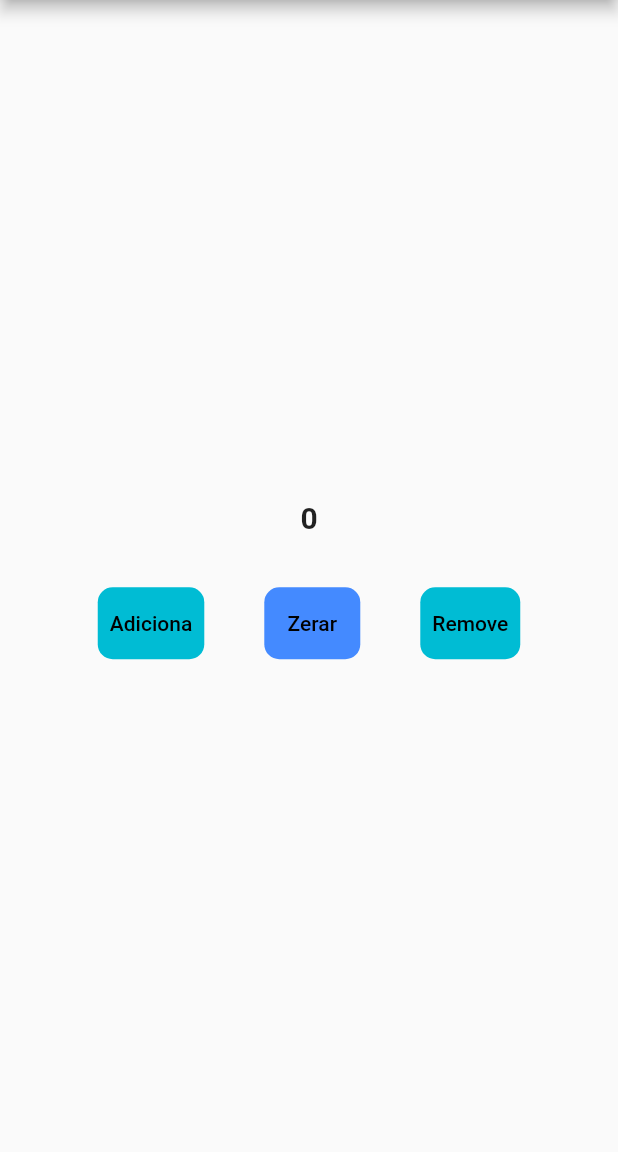
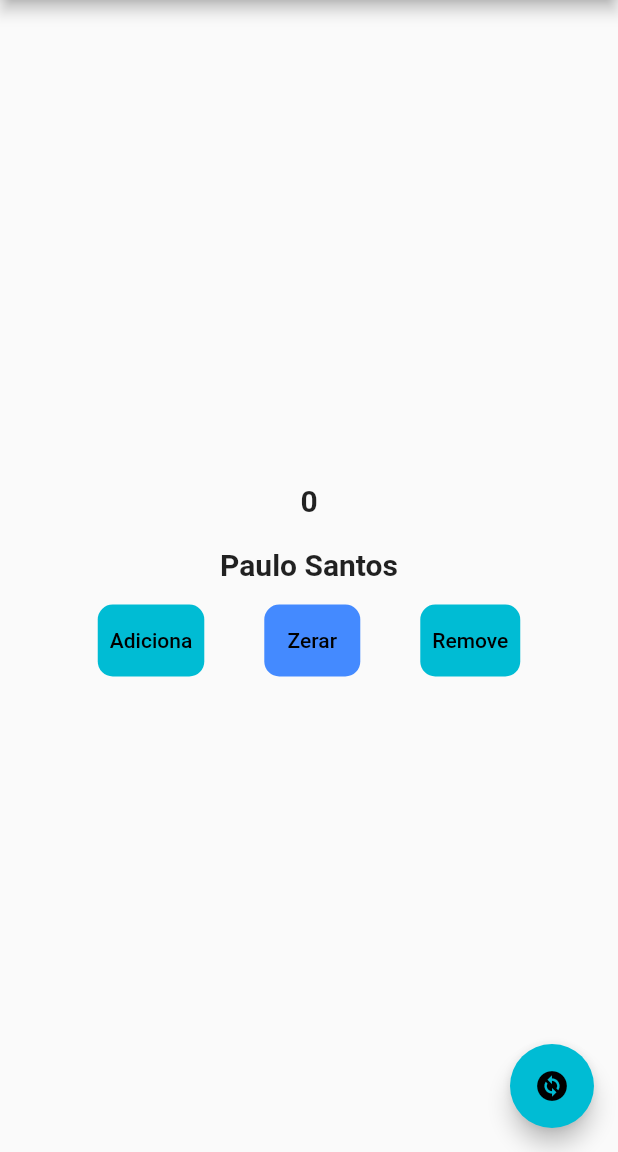
Before and after one commit to PauloSTDev/Mobx_Study, a Flutter app: the screen it shows after launch, on a phone screen of 412 x 824 dp, the part 84-1236 px from its top. Run offline on Flutter 3.47's test engine with Material 2 defaults, Android fonts, the phone set to English and light mode, and no system bars; our stand-ins replace flutter_mobx, mobx; generated files the repository leaves out were written again.

Commit message:
Add contact.dart and FloatingActionButton

```diff
--- /dev/null
+++ b/lib/controller/contact/contact.dart
@@ -0,0 +1,16 @@
+import 'package:mobx/mobx.dart';
+
+part 'contact.g.dart';
+
+class Contact = _Contact with _$Contact;
+
+abstract class _Contact with Store {
+  @observable
+  String first = 'Paulo';
+
+  @observable
+  String last = 'Santos';
+
+  @computed
+  String get fullName => '${first} ${last}';
+}
--- a/lib/views/home_page.dart
+++ b/lib/views/home_page.dart
@@ -1,12 +1,14 @@
 import 'package:flutter/material.dart';
 import 'package:flutter_mobx/flutter_mobx.dart';
-import 'package:mobx_study/controller/counter.dart';
+import 'package:mobx_study/controller/contact/contact.dart';
+import 'package:mobx_study/controller/counter/counter.dart';
 
 class HomePage extends StatelessWidget {
   HomePage({Key? key}) : super(key: key);
 
   // Instantiate the store
   final counter = Counter();
+  final contact = Contact();
 
   @override
   Widget build(BuildContext context) {
@@ -26,6 +28,12 @@ class HomePage extends StatelessWidget {
               builder: (_) => Text("${counter.value}",
                   style: const TextStyle(
                       fontWeight: FontWeight.bold, fontSize: 20)),
+            ),
+          ),
+          Observer(
+            builder: (_) => Text(
+              contact.fullName,
+              style: const TextStyle(fontWeight: FontWeight.bold, fontSize: 20),
             ),
           ),
           Padding(
@@ -86,6 +94,9 @@ class HomePage extends StatelessWidget {
           )
         ],
       ),
+      floatingActionButton: FloatingActionButton(
+          onPressed: () => contact.first = "Ricardo",
+          child: const Icon(Icons.change_circle)),
     );
   }
 }
```
Also changed, not shown: lib/controller/contact/contact.g.dart (added), lib/controller/counter/counter.dart (renamed from lib/controller/counter.dart), lib/controller/counter/counter.g.dart (renamed from lib/controller/counter.g.dart).
